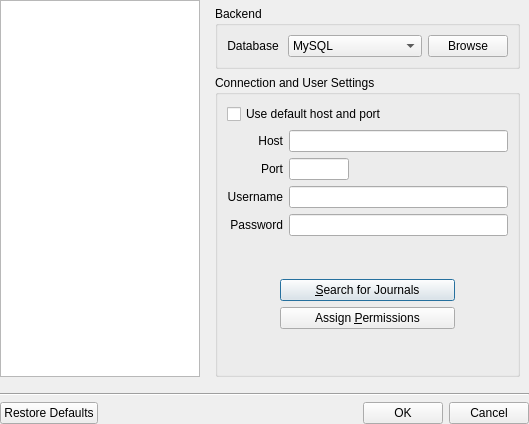
This is ui/journalselector.ui in pwizard2/robojournal as Qt 5 draws it before an edit. The edited form follows.
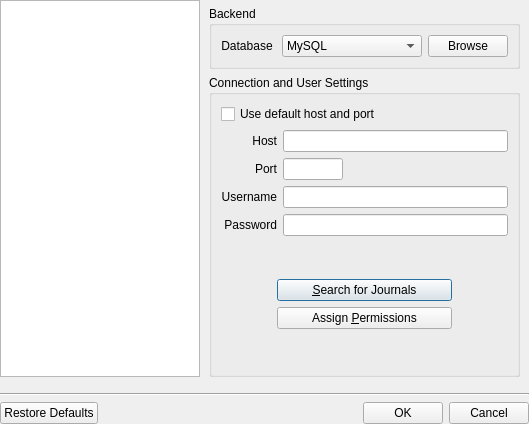
This is the edited form. Icons and pictures are not drawn.

What changed in the file:
```diff
--- a/ui/journalselector.ui
+++ b/ui/journalselector.ui
@@ -47,7 +47,7 @@
         <number>6</number>
        </property>
        <property name="leftMargin">
-        <number>9</number>
+        <number>3</number>
        </property>
        <property name="rightMargin">
         <number>9</number>
```
